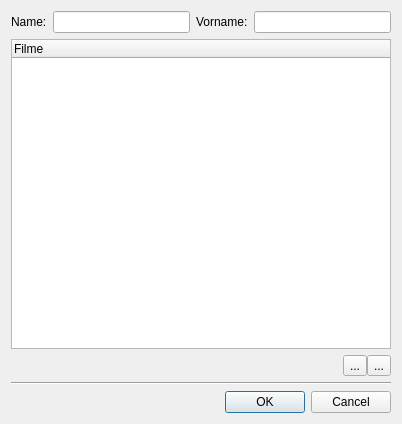
Before: the Qt Designer form ui/actorwindow.ui in almdudler777/pydvdorganizer, drawn with Qt 5.
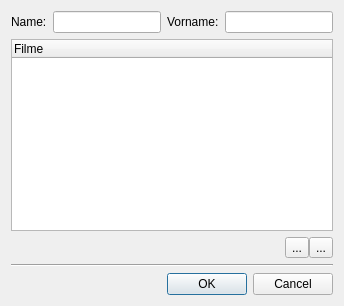
After: the same form once the commit is applied. Icons and pictures are not drawn.

Commit message: readd actor window

Patch:
```diff
--- a/ui/actorwindow.ui
+++ b/ui/actorwindow.ui
@@ -6,16 +6,29 @@
    <rect>
     <x>0</x>
     <y>0</y>
-    <width>402</width>
-    <height>424</height>
+    <width>413</width>
+    <height>556</height>
    </rect>
   </property>
+  <property name="sizePolicy">
+   <sizepolicy hsizetype="Fixed" vsizetype="Fixed">
+    <horstretch>0</horstretch>
+    <verstretch>0</verstretch>
+   </sizepolicy>
+  </property>
   <property name="windowTitle">
    <string>Schauspieler anlegen</string>
   </property>
-  <layout class="QVBoxLayout" name="verticalLayout" stretch="1,0,0">
+  <property name="windowIcon">
+   <iconset>
+    <normaloff>res/50px-Dvd_icon.svg.png</normaloff>res/50px-Dvd_icon.svg.png</iconset>
+  </property>
+  <layout class="QVBoxLayout" name="verticalLayout" stretch="0,0,0">
+   <property name="sizeConstraint">
+    <enum>QLayout::SetFixedSize</enum>
+   </property>
    <item>
-    <layout class="QGridLayout" name="gridLayout">
+    <layout class="QGridLayout" name="gridLayout" rowstretch="0,1,0">
      <item row="1" column="0" colspan="4">
       <widget class="QTreeWidget" name="trwMovieList">
        <property name="alternatingRowColors">
```
The commit also changes 2 other files.
